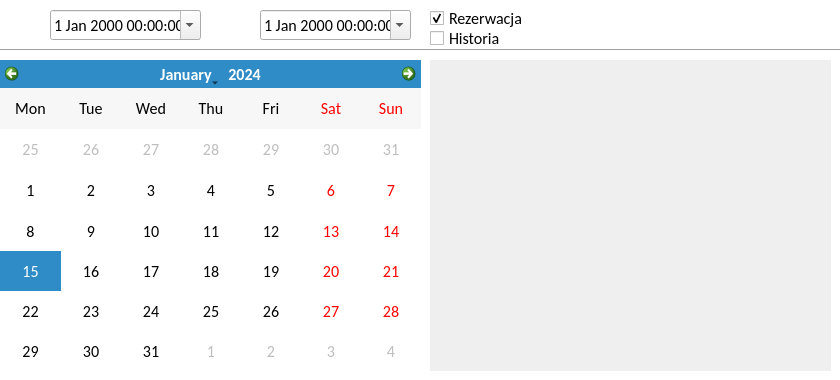
RStravinsky/CarReservation, file bookingdialog.ui: the form before one commit.
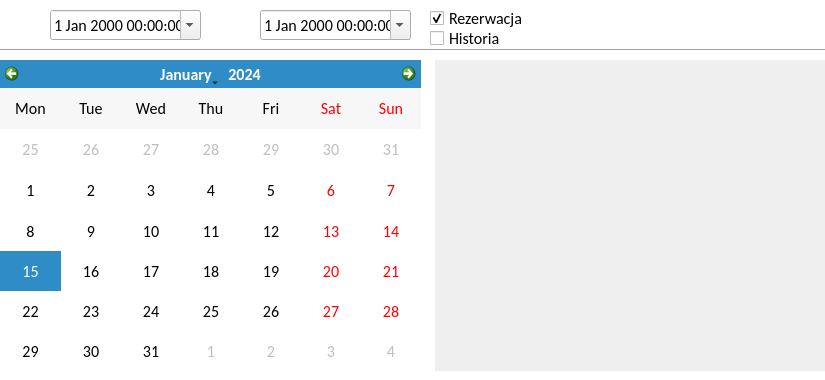
The form after the commit. Icons and pictures are not drawn.

```diff
--- a/bookingdialog.ui
+++ b/bookingdialog.ui
@@ -6,19 +6,19 @@
    <rect>
     <x>0</x>
     <y>0</y>
-    <width>840</width>
+    <width>825</width>
     <height>380</height>
    </rect>
   </property>
   <property name="minimumSize">
    <size>
-    <width>840</width>
+    <width>825</width>
     <height>380</height>
    </size>
   </property>
   <property name="maximumSize">
    <size>
-    <width>840</width>
+    <width>825</width>
     <height>380</height>
    </size>
   </property>
@@ -56,6 +56,26 @@
    border: none;
    background: none;
 }
+
+QMessageBox QPushButton:hover {
+border-radius: 5px;
+background: rgb(255,140,0);
+}
+
+QMessageBox QPushButton{
+color: white;
+border-radius: 5px;
+background: qlineargradient(x1:0, y1:0, x2:0, y2:1,
+   stop: 0 rgba(255,140,0), stop: 0.7 rgb(255,105,0));
+min-height: 30px;
+min-width: 70px;
+}
+
+QMessageBox QPushButton:pressed {
+color: white;
+border-radius: 5px;
+background: rgb(255,105,0);
+}
 </string>
   </property>
   <widget class="QCalendarWidget" name="calendarWidget">
@@ -89,9 +109,9 @@
   <widget class="QScrollArea" name="scrollArea">
    <property name="geometry">
     <rect>
-     <x>430</x>
+     <x>435</x>
      <y>60</y>
-     <width>401</width>
+     <width>391</width>
      <height>311</height>
     </rect>
    </property>
@@ -108,7 +128,7 @@
     <enum>QFrame::NoFrame</enum>
    </property>
    <property name="horizontalScrollBarPolicy">
-    <enum>Qt::ScrollBarAsNeeded</enum>
+    <enum>Qt::ScrollBarAlwaysOff</enum>
    </property>
    <property name="widgetResizable">
     <bool>true</bool>
@@ -118,7 +138,7 @@
      <rect>
       <x>0</x>
       <y>0</y>
-      <width>401</width>
+      <width>391</width>
       <height>311</height>
      </rect>
     </property>
@@ -206,7 +226,7 @@
   <widget class="QPushButton" name="btnReserve">
    <property name="geometry">
     <rect>
-     <x>650</x>
+     <x>635</x>
      <y>10</y>
      <width>181</width>
      <height>30</height>
```
